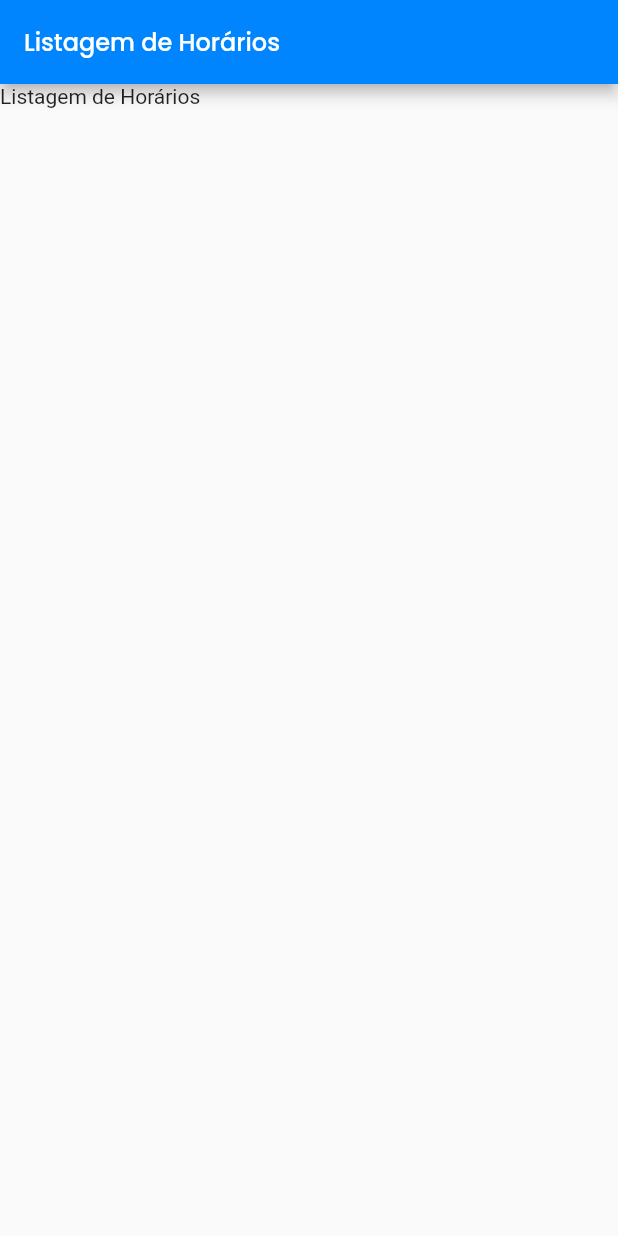
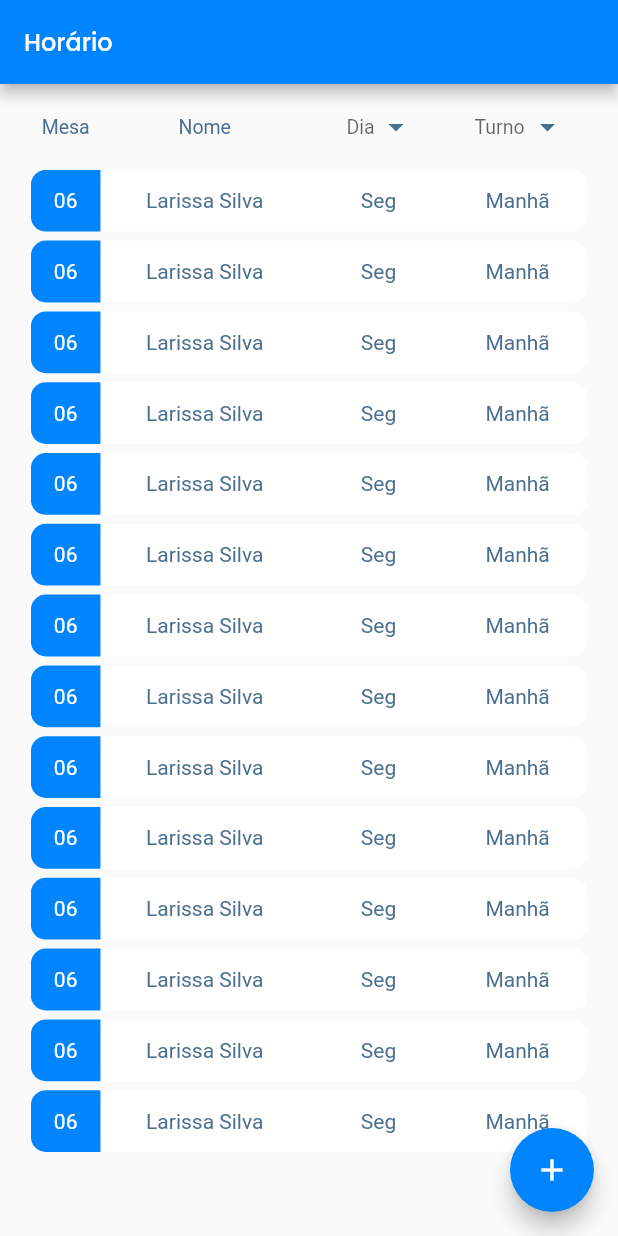
Before and after one commit to LAMPI-Oficial/Easy-Flow, a Flutter app: the screen it shows after launch, on a phone screen of 412 x 824 dp. Run offline on Flutter 3.47's test engine with Material 2 defaults, Android fonts, the phone set to English and light mode, and no system bars; our stand-ins replace auto_size_text, get, result_dart; missing offline and left inert: stylish_dialog; accounts and stored records are empty; Roboto replaces fonts that are missing (Montserrat, Segoe UI).

Commit message:
finalizando tela de listagem de horários

```diff
--- a/lib/core/routes/app_pages.dart
+++ b/lib/core/routes/app_pages.dart
@@ -13,7 +13,7 @@ import 'package:easyflow/layers/modules/forgot_password/pages/code_forgot_passwo
 import 'package:easyflow/layers/modules/forgot_password/pages/new_password_forgot_password_page.dart';
 import 'package:easyflow/layers/modules/forgot_password/pages/success_forgot_password_page.dart';
 
-import '../../layers/modules/listing_horary/listing_horary_page.dart';
+import '../../layers/modules/horary/horary_page.dart';
 part './app_routes.dart';
 
 abstract class AppPages {
@@ -58,7 +58,7 @@ abstract class AppPages {
     ),
     GetPage(
       name: Routes.LISTING_HORARY,
-      page: () => ListingHoraryPage(),
+      page: () => HoraryPage(),
     )
   ];
 }
--- /dev/null
+++ b/lib/layers/modules/horary/horary_controller.dart
@@ -0,0 +1,30 @@
+import 'package:get/get.dart';
+
+class HoraryController extends GetxController {
+  List<String> valuesDays = [
+    "Seg",
+    "Ter",
+    "Qua",
+    "Qui",
+    "Sex",
+  ];
+
+  List<String> valuesTurns = [
+    "Manhã",
+    "Tarde",
+    "Noite",
+  ];
+
+  String? valueDay;
+  String? valueTurn;
+
+  changeValueDay(String? value) {
+    valueDay = value!;
+    update();
+  }
+
+  changeValueTurn(String? value) {
+    valueTurn = value!;
+    update();
+  }
+}
--- /dev/null
+++ b/lib/layers/modules/horary/horary_page.dart
@@ -0,0 +1,141 @@
+import 'package:easyflow/layers/modules/horary/widgets/list_horary_widget.dart';
+import 'package:flutter/material.dart';
+import 'package:get/get.dart';
+
+import 'horary_controller.dart';
+import 'widgets/dropbutton_widget.dart';
+
+class HoraryPage extends GetView<HoraryController> {
+  const HoraryPage({super.key});
+
+  @override
+  Widget build(BuildContext context) {
+    return GetBuilder<HoraryController>(
+      init: HoraryController(),
+      initState: (_) {},
+      builder: (_) {
+        return LayoutBuilder(
+          builder: (context, constraints) {
+            return Scaffold(
+              appBar: AppBar(
+                title: const Text('Horário'),
+              ),
+              floatingActionButton: FloatingActionButton(
+                onPressed: () {},
+                child: const Icon(Icons.add),
+              ),
+              body: SafeArea(
+                child: Center(
+                  child: SizedBox(
+                    width: constraints.maxWidth * .90,
+                    child: Column(
+                      children: [
+                        Padding(
+                          padding: const EdgeInsets.symmetric(vertical: 8.0),
+                          child: SizedBox(
+                            height: constraints.maxHeight * .05,
+                            child: Row(
+                              mainAxisAlignment: MainAxisAlignment.spaceAround,
+                              children: [
+                                const Expanded(
+                                  flex: 1,
+                                  child: Text(
+                                    "Mesa",
+                                    textAlign: TextAlign.center,
+                                    style: TextStyle(
+                                      fontFamily: "Segoe UI",
+                                      fontWeight: FontWeight.w400,
+                                      fontSize: 13,
+                                      color: Color(0xff4A6F90),
+                                    ),
+                                  ),
+                                ),
+                                const Expanded(
+                                  flex: 3,
+                                  child: Text(
+                                    "Nome",
+                                    textAlign: TextAlign.center,
+                                    style: TextStyle(
+                                      fontFamily: "Segoe UI",
+                                      fontWeight: FontWeight.w400,
+                                      fontSize: 13,
+                                      color: Color(0xff4A6F90),
+                                    ),
+                                  ),
+                                ),
+                                Expanded(
+                                  flex: 2,
+                                  child: Center(
+                                    child: DropButtonWidget(
+                                      hint: "Dia",
+                                      value: _.valueDay,
+                                      items: _.valuesDays.map((value) {
+                                        return DropdownMenuItem(
+                                          value: value,
+                                          child: Text(value),
+                                        );
+                                      }).toList(),
+                                      onChanged: (value) =>
+                                          _.changeValueDay(value),
+                                    ),
+                                  ),
+                                ),
+                                Expanded(
+                                  flex: 2,
+                                  child: Center(
+                                    child: DropButtonWidget(
+                                      hint: "Turno",
+                                      value: _.valueTurn,
+                                      items: _.valuesTurns.map((value) {
+                                        return DropdownMenuItem(
+                                          value: value,
+                                          child: Text(value),
+                                        );
+                                      }).toList(),
+                                      onChanged: (value) =>
+                                          _.changeValueTurn(value),
+                                    ),
+                                  ),
+                                ),
+                              ],
+                            ),
+                          ),
+                        ),
+                        SizedBox(
+                          height: constraints.maxHeight * .80,
+                          child: ListView.separated(
+                            itemCount: 15,
+                            separatorBuilder: (context, index) {
+                              return const Padding(
+                                padding: EdgeInsets.symmetric(vertical: 3),
+                              );
+                            },
+                            itemBuilder: (context, index) {
+                              return Container(
+                                decoration: BoxDecoration(
+                                  borderRadius: BorderRadius.circular(10),
+                                  color: Colors.white,
+                                ),
+                                height: constraints.maxHeight * .05,
+                                child: const ListHoraryWidget(
+                                  numTable: "06",
+                                  name: "Larissa Silva",
+                                  day: "Seg",
+                                  turn: "Manhã",
+                                ),
+                              );
+                            },
+                          ),
+                        )
+                      ],
+                    ),
+                  ),
+                ),
+              ),
+            );
+          },
+        );
+      },
+    );
+  }
+}
--- /dev/null
+++ b/lib/layers/modules/horary/widgets/dropbutton_widget.dart
@@ -0,0 +1,36 @@
+import 'package:flutter/material.dart';
+
+class DropButtonWidget extends StatelessWidget {
+  final List<DropdownMenuItem<dynamic>>? items;
+  final void Function(dynamic)? onChanged;
+  final String? hint;
+  final String? value;
+
+  const DropButtonWidget({
+    super.key,
+    required this.items,
+    required this.onChanged,
+    required this.hint,
+    required this.value,
+  });
+
+  @override
+  Widget build(BuildContext context) {
+    return DropdownButton(
+      alignment: AlignmentDirectional.center,
+      iconEnabledColor: const Color(0xff4A6F90),
+      style: const TextStyle(
+        fontFamily: "Montserrat",
+        fontWeight: FontWeight.w400,
+        fontSize: 13,
+        color: Color(0xff4A6F90),
+      ),
+      underline: Container(height: 0),
+      hint: Text(hint!),
+      elevation: 0,
+      value: value,
+      items: items,
+      onChanged: onChanged,
+    );
+  }
+}
--- /dev/null
+++ b/lib/layers/modules/horary/widgets/list_horary_widget.dart
@@ -0,0 +1,100 @@
+import 'package:flutter/material.dart';
+import 'package:get/get.dart';
+
+class ListHoraryWidget extends StatelessWidget {
+  final String? numTable;
+  final String? name;
+  final String? day;
+  final String? turn;
+
+  const ListHoraryWidget({
+    super.key,
+    required this.numTable,
+    required this.name,
+    required this.day,
+    required this.turn,
+  });
+
+  static const textStyle = TextStyle(
+    fontFamily: "Segoe UI",
+    fontWeight: FontWeight.w400,
+    fontSize: 14,
+    color: Color(0xff4A6F90),
+  );
+
+  @override
+  Widget build(BuildContext context) {
+    return LayoutBuilder(
+      builder: (context, constraints) {
+        return Row(
+          crossAxisAlignment: CrossAxisAlignment.start,
+          children: [
+            Expanded(
+              flex: 1,
+              child: Container(
+                decoration: BoxDecoration(
+                  borderRadius: const BorderRadius.only(
+                    topLeft: Radius.circular(10),
+                    bottomLeft: Radius.circular(10),
+                  ),
+                  color: Get.theme.colorScheme.primary,
+                ),
+                height: constraints.maxHeight,
+                child: Center(
+                  child: Text(
+                    numTable!,
+                    style: const TextStyle(
+                      fontFamily: "Segoe UI",
+                      fontWeight: FontWeight.w400,
+                      fontSize: 14,
+                      color: Colors.white,
+                    ),
+                  ),
+                ),
+              ),
+            ),
+            Expanded(
+              flex: 3,
+              child: Center(
+                child: Padding(
+                  padding: const EdgeInsets.symmetric(horizontal: 8.0),
+                  child: Text(
+                    name!,
+                    overflow: TextOverflow.ellipsis,
+                    style: textStyle,
+                  ),
+                ),
+              ),
+            ),
+            Expanded(
+              flex: 2,
+              child: Center(
+                child: Padding(
+                  padding: const EdgeInsets.symmetric(horizontal: 8.0),
+                  child: Text(
+                    day!,
+                    overflow: TextOverflow.ellipsis,
+                    style: textStyle,
+                  ),
+                ),
+              ),
+            ),
+            Expanded(
+              flex: 2,
+              child: Center(
+                child: Padding(
+                  padding: const EdgeInsets.symmetric(horizontal: 8.0),
+                  child: Text(
+                    turn!,
+                    overflow: TextOverflow.ellipsis,
+                    style: textStyle,
+                  ),
+                ),
+              ),
+            ),
+          ],
+        );
+      },
+    );
+  }
+}
--- a/lib/layers/modules/listing_horary/listing_horary_controller.dart
+++ /dev/null
@@ -1,3 +0,0 @@
-import 'package:get/get.dart';
-
-class ListingHoraryController extends GetxController {}
--- a/lib/layers/modules/listing_horary/listing_horary_page.dart
+++ /dev/null
@@ -1,24 +0,0 @@
-import 'package:flutter/material.dart';
-import 'package:get/get.dart';
-
-import 'listing_horary_controller.dart';
-
-class ListingHoraryPage extends GetView<ListingHoraryController> {
-  const ListingHoraryPage({super.key});
-
-  @override
-  Widget build(BuildContext context) {
-    return LayoutBuilder(
-      builder: (context, constraints) {
-        return Scaffold(
-          appBar: AppBar(
-            title: const Text('Listagem de Horários'),
-          ),
-          body: const SafeArea(
-            child: Text('Listagem de Horários'),
-          ),
-        );
-      },
-    );
-  }
-}
```
